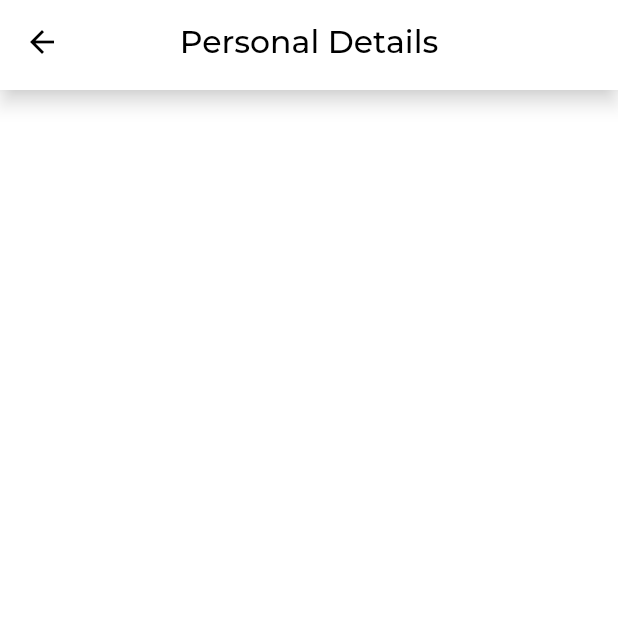
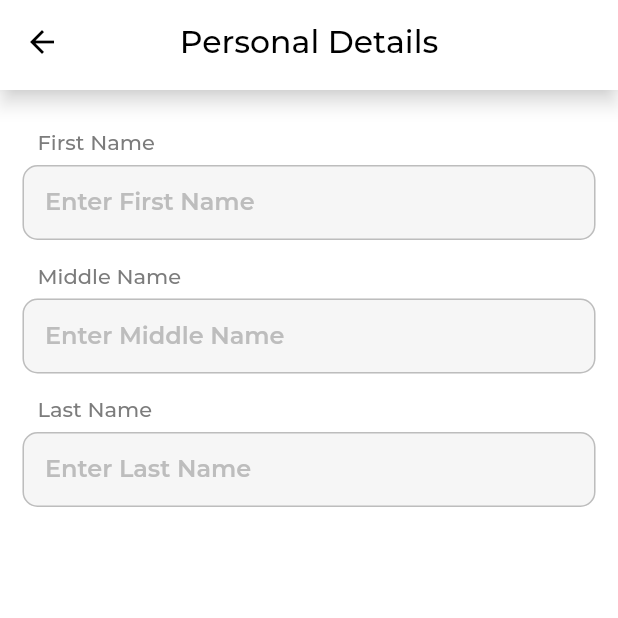
Before and after one commit to shahbazakon/Findme, a Flutter app: the PersonalDetailsScreen screen opened directly, on a phone screen of 412 x 824 dp, the top half of it. Run offline on Flutter 3.47's test engine with Material 2 defaults, Android fonts, the phone set to English and light mode, and no system bars; our stand-ins replace country_code_picker, flutter_svg, get_it, image_picker, otp_text_field, smooth_page_indicator; network calls fail; project files that could hold a hidden picture were left out.

Commit message:
WIP : Presonal

```diff
--- /dev/null
+++ b/lib/core/widget/Input Field/custom_test_field_2.dart
@@ -0,0 +1,58 @@
+import 'package:find_me/core/utils/app_color.dart';
+import 'package:find_me/core/utils/text_style.dart';
+import 'package:flutter/material.dart';
+
+class CustomTestField2 extends StatelessWidget {
+  const CustomTestField2({
+    super.key,
+    this.label,
+    this.hintText,
+    required this.controller,
+  });
+
+  final String? label;
+  final String? hintText;
+  final TextEditingController controller;
+  @override
+  Widget build(BuildContext context) {
+    return Padding(
+      padding: const EdgeInsets.symmetric(vertical: 4),
+      child: Column(
+        crossAxisAlignment: CrossAxisAlignment.start,
+        children: [
+          Visibility(
+            visible: label != null,
+            child: Padding(
+              padding: const EdgeInsets.symmetric(horizontal: 10, vertical: 7),
+              child: Text(
+                "$label",
+                style: SubTitleHelper.h11
+                    .copyWith(color: AppFontsColors.lightGrey4),
+              ),
+            ),
+          ),
+          TextFormField(
+            controller: controller,
+            decoration: InputDecoration(
+              contentPadding:
+                  const EdgeInsets.symmetric(vertical: 15, horizontal: 15),
+              hintText: hintText,
+              hintStyle:
+                  TextHelper.h10.copyWith(color: AppFontsColors.lightGrey3),
+              filled: true,
+              fillColor: AppColors.lightGrey1,
+              border: OutlineInputBorder(
+                borderSide: BorderSide(color: AppColors.lightGrey1),
+                borderRadius: BorderRadius.circular(10),
+              ),
+              enabledBorder: OutlineInputBorder(
+                borderSide: BorderSide(color: AppColors.lightGrey3),
+                borderRadius: BorderRadius.circular(10),
+              ),
+            ),
+          )
+        ],
+      ),
+    );
+  }
+}
--- a/lib/feature/personalDetails/presentation/pages/personal_details_screen.dart
+++ b/lib/feature/personalDetails/presentation/pages/personal_details_screen.dart
@@ -1,6 +1,7 @@
 import 'package:find_me/core/constants/common_ui.dart';
 import 'package:flutter/material.dart';
 
+import '../../../../core/widget/Input Field/custom_test_field_2.dart';
 import '../../../../core/widget/custom_appbar.dart';
 
 class PersonalDetailsScreen extends StatefulWidget {
@@ -11,15 +12,47 @@ class PersonalDetailsScreen extends StatefulWidget {
 }
 
 class _PersonalDetailsScreenState extends State<PersonalDetailsScreen> {
+  TextEditingController firstNameController = TextEditingController();
+  TextEditingController middleNameController = TextEditingController();
+  TextEditingController lastNameController = TextEditingController();
+
+  @override
+  void dispose() {
+    firstNameController.dispose();
+    middleNameController.dispose();
+    lastNameController.dispose();
+    super.dispose();
+  }
+
   @override
   Widget build(BuildContext context) {
     return Scaffold(
       appBar: CustomAppbar(title: "Personal Details"),
       body: Padding(
         padding: primaryPadding,
-        child: const Column(
-          children: [],
-        ),
+        child: Form(
+            child: Column(
+          children: [
+            const SizedBox(
+              height: 15,
+            ),
+            CustomTestField2(
+              controller: firstNameController,
+              label: "First Name",
+              hintText: "Enter First Name",
+            ),
+            CustomTestField2(
+              controller: middleNameController,
+              label: "Middle Name",
+              hintText: "Enter Middle Name",
+            ),
+            CustomTestField2(
+              controller: lastNameController,
+              label: "Last Name",
+              hintText: "Enter Last Name",
+            ),
+          ],
+        )),
       ),
     );
   }
```
